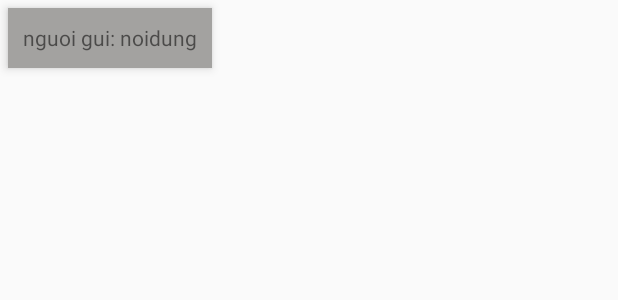
After one commit to thiennhat27031996/ChatAdminNodeJS, an Android app: the layout item_rclmainmhc.xml on its own in the app's theme, with its tools: preview values and no code run, on a phone screen of 412 x 824 dp. The commit adds this screen. Shown: the top 300 px of the screen. Run offline under Robolectric (Android 15) with nearby library versions, the phone set to English and light mode, and no system bars.

Commit message:
upload lan 2

```diff
--- a/app/src/main/res/layout/activity_chat.xml
+++ b/app/src/main/res/layout/activity_chat.xml
@@ -66,7 +66,7 @@
             </RelativeLayout>
         </LinearLayout>
         <android.support.design.widget.NavigationView
-            android:id="@+id/navigationview"
+            android:id="@+id/navigationviewchat"
             android:layout_width="match_parent"
             android:layout_gravity="start"
 
--- /dev/null
+++ b/app/src/main/res/layout/item_rclmainmhc.xml
@@ -0,0 +1,33 @@
+<?xml version="1.0" encoding="utf-8"?>
+<LinearLayout xmlns:android="http://schemas.android.com/apk/res/android"
+    android:orientation="vertical" android:layout_width="match_parent"
+    android:layout_height="match_parent"
+    >
+    <android.support.design.widget.AppBarLayout
+        android:background="#a3a2a0"
+        android:layout_margin="5dp"
+        android:layout_width="wrap_content"
+        android:layout_height="40dp">
+        <LinearLayout
+            android:padding="10dp"
+            android:orientation="horizontal"
+            android:gravity="center_vertical"
+            android:layout_width="match_parent"
+            android:layout_height="match_parent">
+            <TextView
+
+                android:id="@+id/idnguoiguitin"
+                android:layout_width="wrap_content"
+                android:layout_height="wrap_content"
+                android:text="nguoi gui: "/>
+            <TextView
+
+                android:id="@+id/textnguoigui"
+                android:layout_width="wrap_content"
+                android:layout_height="wrap_content"
+                android:text="noidung"/>
+        </LinearLayout>
+
+    </android.support.design.widget.AppBarLayout>
+
+</LinearLayout>
```
Also changed, not shown: app/src/main/java/com/techhub/chatadminnodejs/ChatActivity.java (+36 -0 lines), app/src/main/java/com/techhub/chatadminnodejs/MainActivity.java (+4 -3 lines), app/src/main/res/layout/activity_main.xml (+3 -33 lines).
